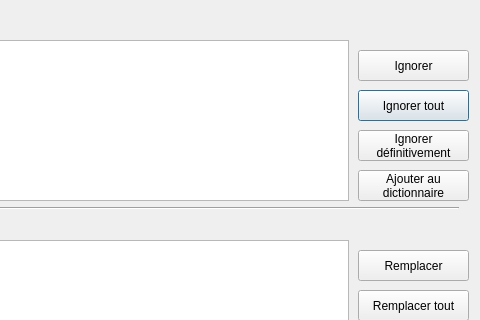
Old version of the form orthManager.ui in the repository chindit/dadaword; both pictures show x 122 to 602 and y 0 to 320 of the 602 by 443 pixel window.
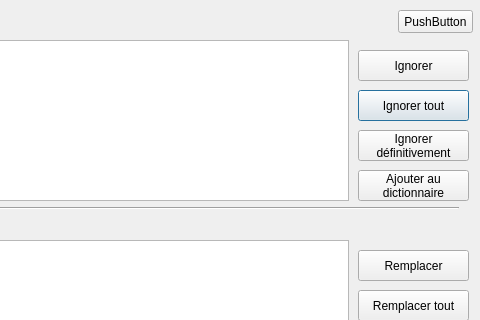
New version of the form. Icons and pictures are not drawn.

Commit message: Ajout d'un bouton de langue dans le correcteur

Patch:
```diff
--- a/orthManager.ui
+++ b/orthManager.ui
@@ -208,6 +208,19 @@
     </rect>
    </property>
   </widget>
+  <widget class="QPushButton" name="bouton_langue">
+   <property name="geometry">
+    <rect>
+     <x>520</x>
+     <y>10</y>
+     <width>75</width>
+     <height>23</height>
+    </rect>
+   </property>
+   <property name="text">
+    <string>PushButton</string>
+   </property>
+  </widget>
  </widget>
  <resources>
   <include location="images.qrc"/>
```
The commit also changes 1 other file.
